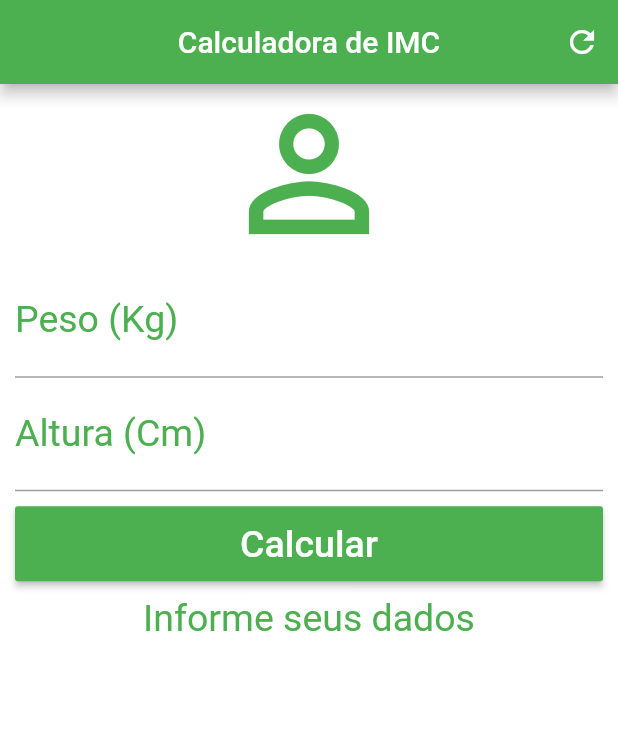
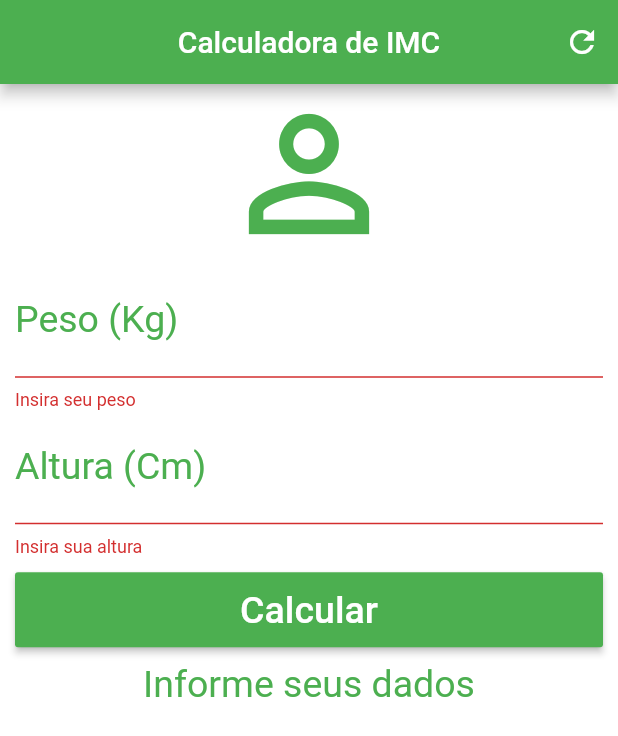
Before and after one commit to EliezerGino/calculadora_imc, a Flutter app: the screen it shows after launch, after a tap on "Calcular", on a phone screen of 412 x 824 dp. Shown: the top 736 px of the screen. Run offline on Flutter 3.47's test engine with Material 2 defaults, Android fonts, the phone set to English and light mode, and no system bars.

```diff
--- a/lib/main.dart
+++ b/lib/main.dart
@@ -17,12 +17,17 @@ class _HomeState extends State<Home> {
   TextEditingController weightController = TextEditingController();
   TextEditingController heightController = TextEditingController();
 
+  GlobalKey<FormState> _formKey = GlobalKey<FormState>();
+
   String _infoText = "Informe seus dados";
 
   void _resetFields(){
     weightController.text = "";
     heightController.text = "";
+    setState(() {
       _infoText = "Informe seus dados";
+      _formKey = GlobalKey<FormState>();
+    });
   }
 
   void _calculate (){
@@ -49,7 +54,6 @@ class _HomeState extends State<Home> {
     });
   }
 
-
   @override
   Widget build(BuildContext context) {
     return Scaffold(
@@ -66,11 +70,13 @@ class _HomeState extends State<Home> {
       backgroundColor: Colors.white,
       body: SingleChildScrollView(
         padding:EdgeInsetsDirectional.fromSTEB(10.0, 0.0, 10.0, 0.0),
+        child: Form(
+          key: _formKey,
           child: Column(
             crossAxisAlignment: CrossAxisAlignment.stretch,
             children: <Widget>[
               Icon(Icons.person_outline, size: 120.0, color: Colors.green),
-            TextField(
+              TextFormField(
                 keyboardType: TextInputType.number,
                 decoration: InputDecoration(
                   labelText: 'Peso (Kg)',
@@ -82,8 +88,13 @@ class _HomeState extends State<Home> {
                   fontSize: 25.0,
                 ),
                 controller: weightController,
+                validator: (value){
+                  if(value.isEmpty){
+                    return "Insira seu peso";
+                  }
+                },
               ),
-            TextField(
+              TextFormField(
                 keyboardType: TextInputType.number,
                 decoration: InputDecoration(
                   labelText: 'Altura (Cm)',
@@ -95,13 +106,22 @@ class _HomeState extends State<Home> {
                   fontSize: 25.0,
                 ),
                 controller: heightController,
+                 validator: (value){
+                  if(value.isEmpty){
+                    return "Insira sua altura";
+                  }
+                },
               ),
               Padding(
                 padding: EdgeInsets.only(top: 10.0, bottom: 10.0),
                 child: Container(
                   height: 50,
                   child: RaisedButton(
-                  onPressed: _calculate,
+                    onPressed: (){
+                      if(_formKey.currentState.validate()){
+                        _calculate();
+                      }
+                    },
                     child: Text('Calcular', style: TextStyle(color: Colors.white, fontSize: 25.0),),
                     color: Colors.green,
                   ),
@@ -110,6 +130,7 @@ class _HomeState extends State<Home> {
               Text(_infoText, textAlign: TextAlign.center, style: TextStyle(color: Colors.green, fontSize: 25.0),),
             ],
           ),
+        )
       ),
     );
   }
```
Lines whose indentation alone changed are shown as unchanged.
